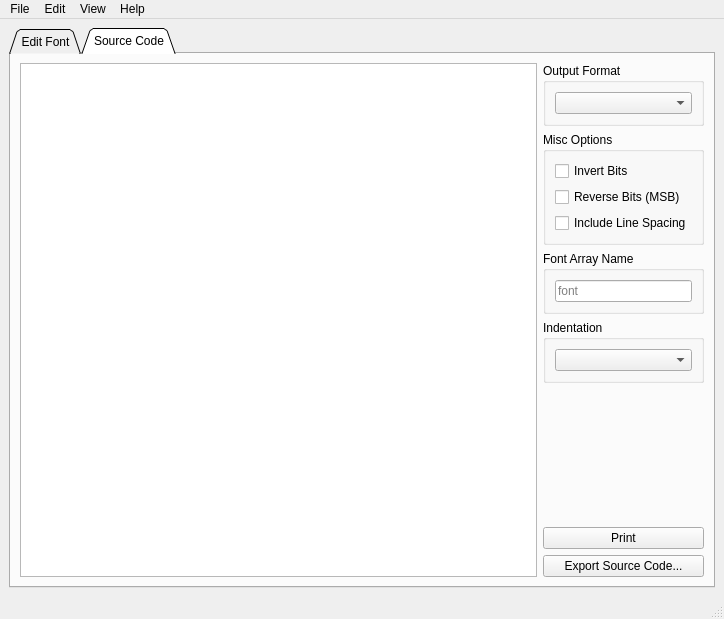
Above: app/mainwindow.ui from ayoy/fontedit before the change. Below: the same form after it.
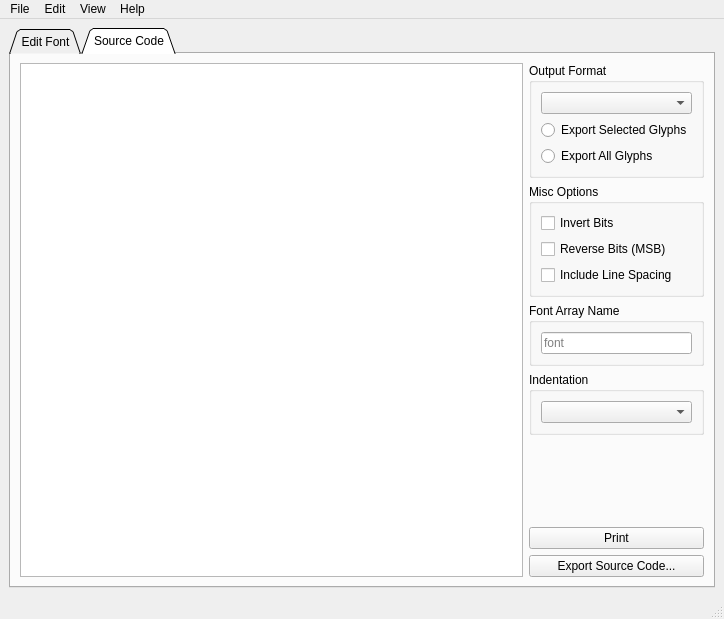
That is the form after the change. The open tabs and pages were chosen to show the change. Icons and pictures are not drawn. Custom widgets are drawn as their Qt base class.

Commit message: Add UI (and source code generator placeholder) for selecting export method

Diff of the .ui file:
```diff
--- a/app/mainwindow.ui
+++ b/app/mainwindow.ui
@@ -350,6 +350,26 @@
              <item>
               <widget class="QComboBox" name="formatComboBox"/>
              </item>
+             <item>
+              <widget class="QRadioButton" name="exportSubsetButton">
+               <property name="text">
+                <string>Export Selected Glyphs</string>
+               </property>
+               <attribute name="buttonGroup">
+                <string notr="true">exportMethodButtonGroup</string>
+               </attribute>
+              </widget>
+             </item>
+             <item>
+              <widget class="QRadioButton" name="exportAllButton">
+               <property name="text">
+                <string>Export All Glyphs</string>
+               </property>
+               <attribute name="buttonGroup">
+                <string notr="true">exportMethodButtonGroup</string>
+               </attribute>
+              </widget>
+             </item>
             </layout>
            </widget>
           </item>
```
Left out of the diff: 5 changed lines with no effect on the pictures. The commit also changes 4 other files.
